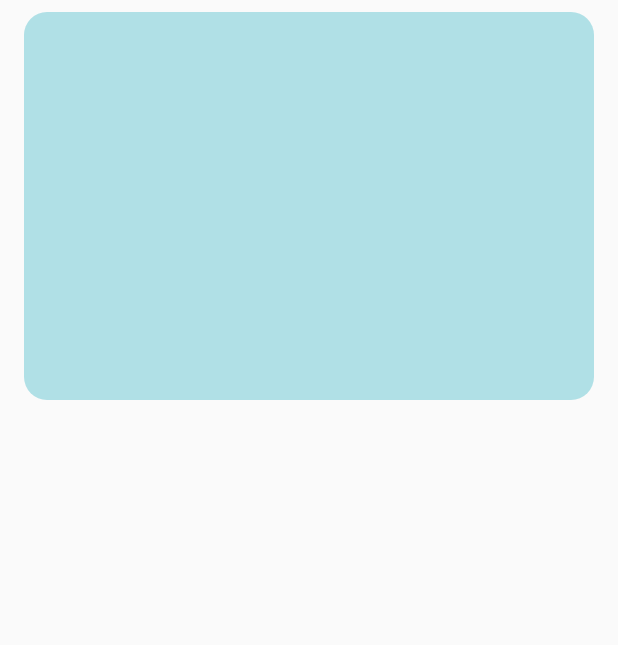
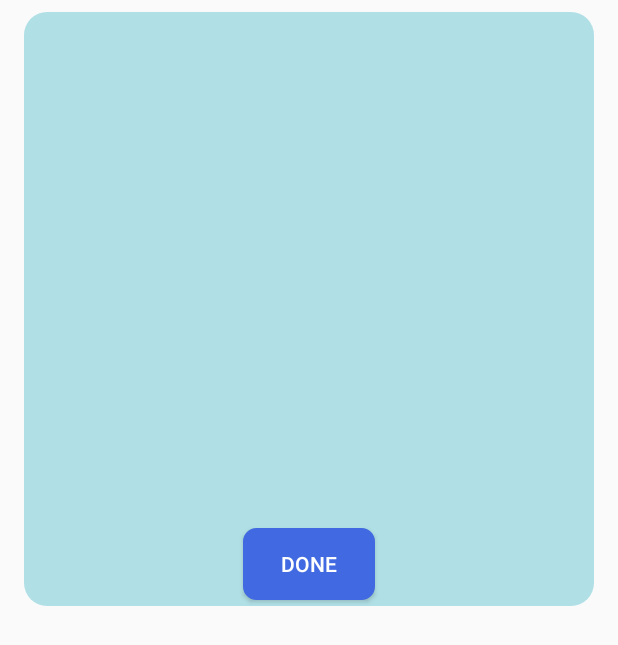
Before and after one commit to BurkeyLai/WorkoutKeeper, an Android app: the layout activity_daily_schedule.xml on its own in the app's theme, with its tools: preview values and no code run, on a phone screen of 412 x 824 dp. Shown: the top 645 px of the screen. Run offline under Robolectric (Android 15) with nearby library versions, the phone set to English and light mode, and no system bars.

Commit message:
workoutkeeper

```diff
--- a/app/src/main/java/com/example/workoutkeeper/DailyScheduleActivity.java
+++ b/app/src/main/java/com/example/workoutkeeper/DailyScheduleActivity.java
@@ -197,4 +197,26 @@ public class DailyScheduleActivity extends FragmentActivity {
             finish();
         }
     }
+
+    public void workoutDone(View view) {
+
+        final AlertDialog.Builder builder = new AlertDialog.Builder(this);
+
+        builder.setTitle("Workout done?");
+        builder.setMessage("You will lost your scheduled list.");
+        builder.setPositiveButton("No", new DialogInterface.OnClickListener() {
+            public void onClick(DialogInterface dialog, int id) {
+                builder.create();
+            }
+        });
+        builder.setNegativeButton("Yes", new DialogInterface.OnClickListener() {
+            public void onClick(DialogInterface dialog, int id) {
+                // **********
+                // Save data
+                // **********
+                DailyScheduleActivity.super.onBackPressed();
+            }
+        });
+        builder.show();
+    }
 }
--- /dev/null
+++ b/app/src/main/res/drawable/button_background5.xml
@@ -0,0 +1,14 @@
+<?xml version="1.0" encoding="utf-8"?>
+<shape
+    xmlns:android="http://schemas.android.com/apk/res/android"
+    android:shape="rectangle">
+    <corners
+        android:radius="8dp" />
+    <stroke
+        android:width="2dp"
+        android:color="@color/colorAccent"/>
+    <gradient
+        android:angle="-90"
+        android:startColor="@color/colorAccent"
+        android:endColor="@color/colorAccent"  />
+</shape>
--- a/app/src/main/res/layout-land/activity_daily_schedule.xml
+++ b/app/src/main/res/layout-land/activity_daily_schedule.xml
@@ -54,21 +54,24 @@
         </LinearLayout>
 
 
-        <LinearLayout
+        <RelativeLayout
             android:layout_width="match_parent"
             android:layout_height="match_parent"
             android:layout_marginTop="8dp"
             android:layout_marginBottom="8dp"
             android:layout_marginLeft="4dp"
             android:layout_marginStart="4dp"
-            android:orientation="vertical"
+            android:background="@drawable/recycleview_background1"
             android:layout_weight="1">
+            <LinearLayout
+                android:layout_width="match_parent"
+                android:layout_height="match_parent"
+                android:orientation="vertical">
 
                 <android.support.v7.widget.RecyclerView
                     android:id="@+id/daily_recyclerView"
                     android:layout_width="match_parent"
-                android:layout_height="match_parent"
-                android:background="@drawable/recycleview_background1" />
+                    android:layout_height="match_parent" />
 
                 <TextView
                     android:id="@+id/hint_text"
@@ -76,7 +79,6 @@
                     android:layout_height="match_parent"
                     android:gravity="center"
                     android:visibility="gone"
-                android:background="@drawable/recycleview_background1"
                     android:text="Schedule List"
                     android:textSize="50sp"
                     android:textColor="#DDDDDD"
@@ -84,6 +86,18 @@
 
             </LinearLayout>
 
+            <Button
+                android:id="@+id/done_button"
+                android:layout_width="wrap_content"
+                android:layout_height="wrap_content"
+                android:layout_centerInParent="true"
+                android:layout_alignParentBottom="true"
+                android:layout_marginBottom="4dp"
+                android:background="@drawable/button_background5"
+                android:text="Done"
+                android:textColor="#FFFFFF"
+                android:onClick="workoutDone"/>
 
+        </RelativeLayout>
     </LinearLayout>
 </android.support.v4.app.FragmentTabHost>
--- a/app/src/main/res/layout/activity_daily_schedule.xml
+++ b/app/src/main/res/layout/activity_daily_schedule.xml
@@ -14,19 +14,24 @@
         android:layout_marginEnd="16dp"
         android:orientation="vertical">
 
-        <LinearLayout
+        <RelativeLayout
             android:layout_width="match_parent"
             android:layout_height="match_parent"
             android:layout_marginTop="8dp"
             android:layout_marginBottom="8dp"
+            android:background="@drawable/recycleview_background1"
+            android:layout_weight="1">
+
+            <LinearLayout
+                android:layout_width="match_parent"
+                android:layout_height="match_parent"
                 android:orientation="vertical"
-            android:layout_weight="2">
+                android:layout_above="@id/done_button">
 
                 <android.support.v7.widget.RecyclerView
                     android:id="@+id/daily_recyclerView"
                     android:layout_width="match_parent"
-                android:layout_height="match_parent"
-                android:background="@drawable/recycleview_background1" />
+                    android:layout_height="match_parent" />
 
                 <TextView
                     android:id="@+id/hint_text"
@@ -34,13 +39,26 @@
                     android:layout_height="match_parent"
                     android:gravity="center"
                     android:visibility="gone"
-                android:background="@drawable/recycleview_background1"
                     android:text="Schedule List"
                     android:textSize="50sp"
                     android:textColor="#DDDDDD"
                     android:textStyle="italic"/>
 
             </LinearLayout>
+
+            <Button
+                android:id="@+id/done_button"
+                android:layout_width="wrap_content"
+                android:layout_height="wrap_content"
+                android:layout_centerInParent="true"
+                android:layout_alignParentBottom="true"
+                android:layout_marginBottom="4dp"
+                android:background="@drawable/button_background5"
+                android:text="Done"
+                android:textColor="#FFFFFF"
+                android:onClick="workoutDone"/>
+
+        </RelativeLayout>
 
         <LinearLayout
             android:orientation="vertical"
--- a/app/src/main/res/layout/fragment_layout.xml
+++ b/app/src/main/res/layout/fragment_layout.xml
@@ -13,7 +13,7 @@
         android:gravity="center"
         android:textSize="23sp"
         android:textColor="#FFFFFF"
-        android:background="@color/colorAccent"/>
+        android:background="@drawable/button_background5"/>
 
     <include layout="@layout/activity_training"
         android:layout_width="match_parent"
```
Lines whose indentation alone changed are shown as unchanged.
